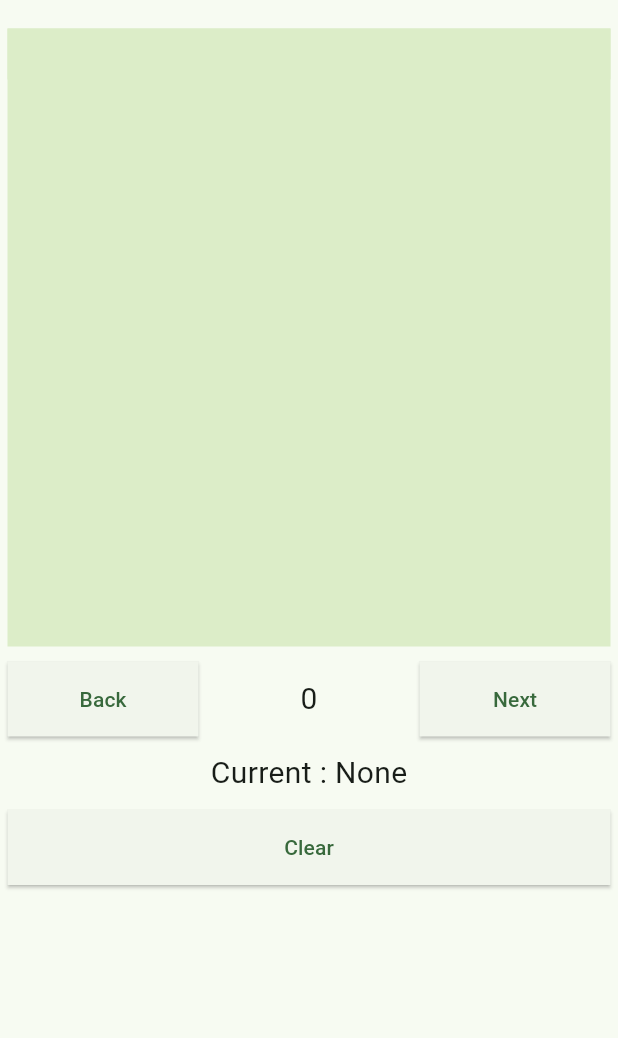
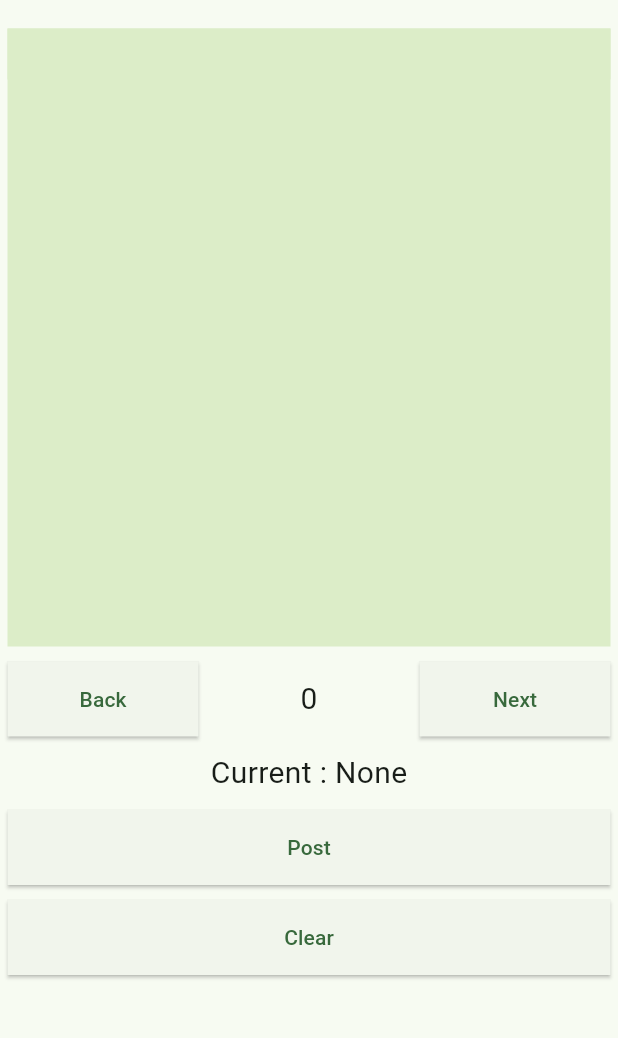
Before and after one commit to mohanavel15/RefreshableBrailleDisplay, a Flutter app: the TextToBraille screen opened directly, on a phone screen of 412 x 824 dp, the part 63-1101 px from its top. Run offline on Flutter 3.47's test engine with Material 3 defaults, Android fonts, the phone set to English and light mode, and no system bars; our stand-ins replace dio, file_picker.

Commit message:
sync local changes. code for post button

```diff
--- a/app/lib/text_to_braille.dart
+++ b/app/lib/text_to_braille.dart
@@ -158,6 +158,20 @@ class _TextToBrailleState extends State<TextToBraille> {
               Padding(
                 padding: const EdgeInsets.all(5.0),
                 child: ElevatedButton(
+                  onPressed: () => _postCharacter(),
+                  style: ElevatedButton.styleFrom(
+                    shape: const RoundedRectangleBorder(
+                      borderRadius: BorderRadius.zero,
+                    ),
+                    minimumSize:
+                        Size(MediaQuery.of(context).size.width - 5, 50),
+                  ),
+                  child: const Text('Post'),
+                ),
+              ),
+              Padding(
+                padding: const EdgeInsets.all(5.0),
+                child: ElevatedButton(
                   onPressed: () => doPost(" "),
                   style: ElevatedButton.styleFrom(
                     shape: const RoundedRectangleBorder(
```
